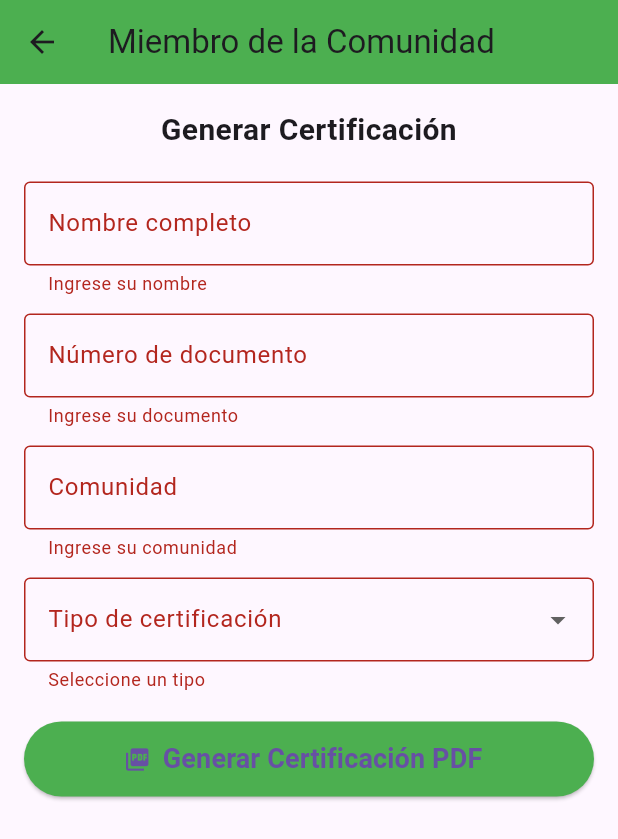
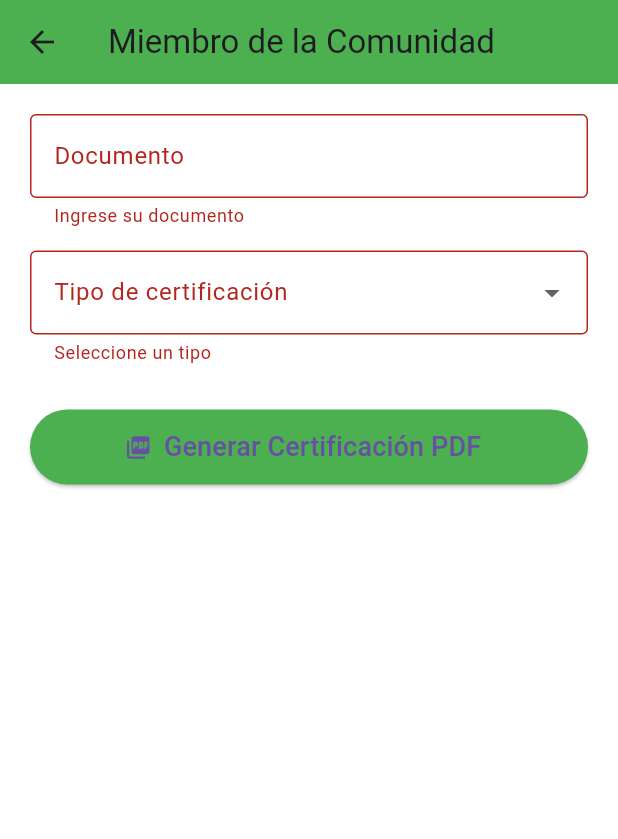
Before and after one commit to aurianau/wayuucert1, a Flutter app: the MiembroScreen screen opened directly, after a tap on "Generar Certificación PDF", on a phone screen of 412 x 824 dp. Shown: the top 839 px of the screen. Run offline on Flutter 3.47's test engine with Material 3 defaults, Android fonts, the light colour scheme and no system bars; our stand-ins replace floor, printing, sqflite; accounts and stored records are empty; generated files the repository leaves out were written again.

Commit message:
Subiendo proyecto completo wayuucert

```diff
--- /dev/null
+++ b/lib/database/entities/miembro_entity.dart
@@ -0,0 +1,18 @@
+import 'package:floor/floor.dart';
+
+@entity
+class Miembro {
+  @primaryKey
+  final int? id;
+
+  final String nombre;
+  final String documento;
+  final String comunidad;
+
+  Miembro({
+    this.id,
+    required this.nombre,
+    required this.documento,
+    required this.comunidad,
+  });
+}
--- a/lib/screens/miembro_screen.dart
+++ b/lib/screens/miembro_screen.dart
@@ -1,6 +1,9 @@
 import 'package:flutter/material.dart';
 import 'package:pdf/widgets.dart' as pw;
 import 'package:printing/printing.dart';
+
+import '../database/app_database.dart';
+import '../database/entities/miembro_entity.dart';
 
 class MiembroScreen extends StatefulWidget {
   const MiembroScreen({super.key});
@@ -19,43 +22,56 @@ class _MiembroScreenState extends State<MiembroScreen> {
   Future<void> _generarCertificacion() async {
     if (!_formKey.currentState!.validate()) return;
 
+    final db =
+        await $FloorAppDatabase.databaseBuilder('wayuu.db').build();
+
+    // Validar si el miembro existe en el censo
+    final miembro =
+        await db.miembroDao.findByDocumento(_documentoController.text);
+
+    if (miembro == null) {
+      ScaffoldMessenger.of(context).showSnackBar(
+        const SnackBar(
+          content: Text('El miembro NO está registrado en el censo'),
+          backgroundColor: Colors.red,
+        ),
+      );
+      return;
+    }
+
+    // Crear PDF
     final pdf = pw.Document();
 
     pdf.addPage(
       pw.Page(
         build: (pw.Context context) => pw.Center(
-          child: pw.Container(
-            padding: const pw.EdgeInsets.all(24),
           child: pw.Column(
-              mainAxisAlignment: pw.MainAxisAlignment.center,
             crossAxisAlignment: pw.CrossAxisAlignment.start,
             children: [
-                pw.Center(
-                  child: pw.Text(
+              pw.Text(
                 'CERTIFICACIÓN COMUNIDAD WAYUU',
-                    style: pw.TextStyle(fontSize: 20, fontWeight: pw.FontWeight.bold),
-                  ),
+                style: pw.TextStyle(fontSize: 22, fontWeight: pw.FontWeight.bold),
               ),
               pw.SizedBox(height: 20),
-                pw.Text('Se certifica que:', style: pw.TextStyle(fontSize: 16)),
-                pw.SizedBox(height: 8),
-                pw.Text('Nombre: ${_nombreController.text}', style: pw.TextStyle(fontSize: 14)),
-                pw.Text('Documento: ${_documentoController.text}', style: pw.TextStyle(fontSize: 14)),
-                pw.Text('Comunidad: ${_comunidadController.text}', style: pw.TextStyle(fontSize: 14)),
+              pw.Text('Se certifica que:'),
               pw.SizedBox(height: 10),
-                pw.Text('Tipo de certificación: $_tipoCertificacion', style: pw.TextStyle(fontSize: 14)),
+              pw.Text('Nombre: ${miembro.nombre}'),
+              pw.Text('Documento: ${miembro.documento}'),
+              pw.Text('Comunidad: ${miembro.comunidad}'),
+              pw.SizedBox(height: 10),
+              pw.Text('Tipo de certificación: $_tipoCertificacion'),
               pw.SizedBox(height: 30),
-                pw.Text('Emitido por: Dirección de Asuntos Indígenas', style: pw.TextStyle(fontSize: 14)),
-                pw.SizedBox(height: 10),
-                pw.Text('Fecha de emisión: ${DateTime.now().toLocal()}'),
+              pw.Text('Emitido por la autoridad tradicional'),
             ],
-            ),
           ),
         ),
       ),
     );
 
-    await Printing.layoutPdf(onLayout: (format) async => pdf.save());
+    // Mostrar PDF
+    await Printing.layoutPdf(
+      onLayout: (format) async => pdf.save(),
+    );
   }
 
   @override
@@ -66,44 +82,22 @@ class _MiembroScreenState extends State<MiembroScreen> {
         backgroundColor: Colors.green,
       ),
       body: Padding(
-        padding: const EdgeInsets.all(16),
+        padding: const EdgeInsets.all(20),
         child: Form(
           key: _formKey,
           child: ListView(
             children: [
-              const Text(
-                'Generar Certificación',
-                style: TextStyle(fontSize: 20, fontWeight: FontWeight.bold),
-                textAlign: TextAlign.center,
-              ),
-              const SizedBox(height: 20),
-              TextFormField(
-                controller: _nombreController,
-                decoration: const InputDecoration(
-                  labelText: 'Nombre completo',
-                  border: OutlineInputBorder(),
-                ),
-                validator: (value) => value!.isEmpty ? 'Ingrese su nombre' : null,
-              ),
-              const SizedBox(height: 12),
               TextFormField(
                 controller: _documentoController,
                 decoration: const InputDecoration(
-                  labelText: 'Número de documento',
+                  labelText: 'Documento',
                   border: OutlineInputBorder(),
                 ),
-                validator: (value) => value!.isEmpty ? 'Ingrese su documento' : null,
+                validator: (v) =>
+                    v!.isEmpty ? 'Ingrese su documento' : null,
               ),
-              const SizedBox(height: 12),
-              TextFormField(
-                controller: _comunidadController,
-                decoration: const InputDecoration(
-                  labelText: 'Comunidad',
-                  border: OutlineInputBorder(),
-                ),
-                validator: (value) => value!.isEmpty ? 'Ingrese su comunidad' : null,
-              ),
-              const SizedBox(height: 12),
+              const SizedBox(height: 15),
+
               DropdownButtonFormField<String>(
                 decoration: const InputDecoration(
                   labelText: 'Tipo de certificación',
@@ -115,22 +109,23 @@ class _MiembroScreenState extends State<MiembroScreen> {
                   DropdownMenuItem(value: 'Policía', child: Text('Policía')),
                   DropdownMenuItem(value: 'Administrativa', child: Text('Administrativa')),
                 ],
-                onChanged: (value) => setState(() => _tipoCertificacion = value),
-                validator: (value) => value == null ? 'Seleccione un tipo' : null,
+                onChanged: (value) => _tipoCertificacion = value,
+                validator: (v) => v == null ? 'Seleccione un tipo' : null,
               ),
-              const SizedBox(height: 20),
+              const SizedBox(height: 30),
+
               ElevatedButton.icon(
+                icon: const Icon(Icons.picture_as_pdf),
                 style: ElevatedButton.styleFrom(
+                  minimumSize: const Size(double.infinity, 50),
                   backgroundColor: Colors.green,
-                  minimumSize: const Size(double.infinity, 50),
                 ),
-                icon: const Icon(Icons.picture_as_pdf),
                 label: const Text(
-                  'Generar Certificación PDF',
-                  style: TextStyle(fontSize: 18, fontWeight: FontWeight.bold),
+                  "Generar Certificación PDF",
+                  style: TextStyle(fontSize: 18),
                 ),
                 onPressed: _generarCertificacion,
-              ),
+              )
             ],
           ),
         ),
--- a/pubspec.yaml
+++ b/pubspec.yaml
@@ -30,10 +30,11 @@ environment:
 dependencies:
   flutter:
     sdk: flutter
-
   cupertino_icons: ^1.0.8
   http: ^1.1.0
   printing: ^5.10.0
+  floor: ^1.5.0
+  floor_annotation: ^1.5.0
 
   # The following adds the Cupertino Icons font to your application.
   # Use with the CupertinoIcons class for iOS style icons.
@@ -42,6 +43,8 @@ dependencies:
 dev_dependencies:
   flutter_test:
     sdk: flutter
+  build_runner: ^2.4.6
+  floor_generator: ^1.5.0
 
   # The "flutter_lints" package below contains a set of recommended lints to
   # encourage good coding practices. The lint set provided by the package is
```
Also changed, not shown: lib/database/app_database.dart (added, +13 -0 lines), lib/database/dao/miembro_dao.dart (added, +14 -0 lines), lib/main.dart (+6 -56 lines), lib/pages/censo_page.dart (added, +63 -0 lines), lib/screens/censo_screen.dart (added, +79 -0 lines), lib/screens/lider_screen.dart (+8 -3 lines), lib/screens/registrar_miembro_screen.dart (+51 -70 lines), lib/screens/ver_censo_screen.dart (+26 -40 lines), lib/database/app_database.g.dart (added), pubspec.lock, 2 other files. Lines whose indentation alone changed are shown as unchanged.
